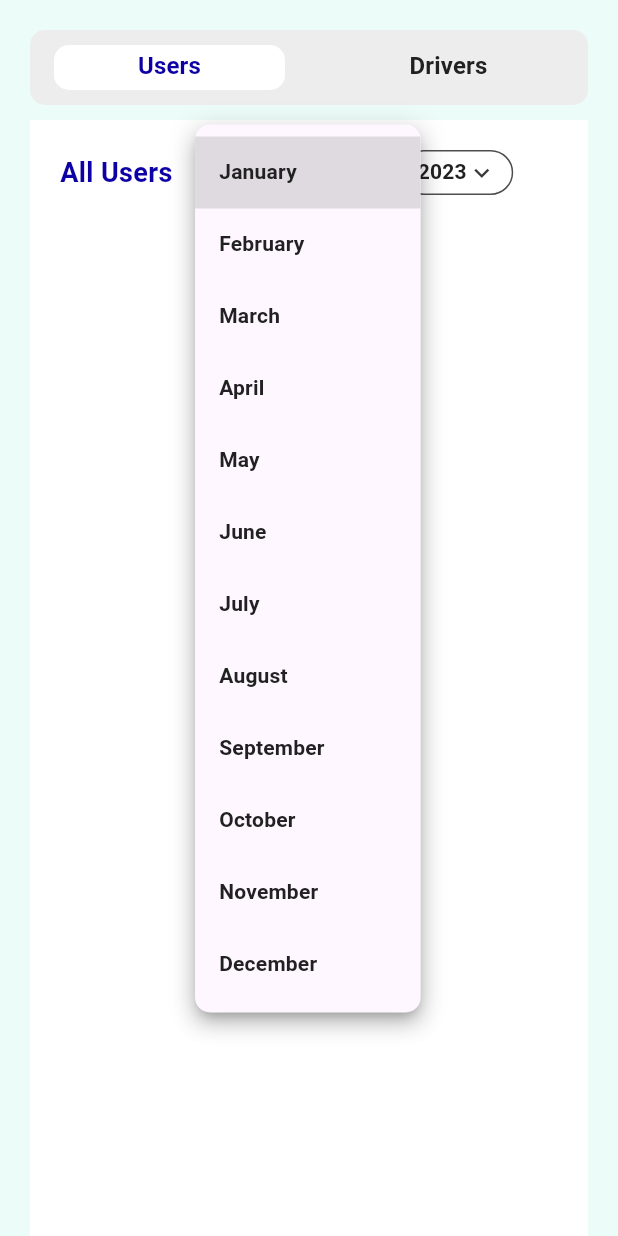
After one commit to Drive-Link/Web-Admin, a Flutter app: the TransactionsPage screen opened by its route, after a tap on "January", on a phone screen of 412 x 824 dp. The commit adds this screen. Run offline on Flutter 3.47's test engine with Material 3 defaults, Android fonts, the phone set to English and light mode, and no system bars; our stand-ins replace cloud_firestore, dotted_border, firebase_auth, firebase_core, flutter_rating_bar, flutter_spinkit and 5 more; missing offline and left inert: responsive_table; accounts and stored records are empty; Roboto replaces fonts that are missing (DMSans).

Commit message:
Transactions Page

```diff
--- a/lib/helpers/enumerators.dart
+++ b/lib/helpers/enumerators.dart
@@ -1,2 +1,2 @@
 
-enum DisplayedPage { DASHBOARD,DASHBOARDCONTENT, DRIVERS, PASSENGERS, TRIPS, VERIFICATION, REVIEWS, SETTINGS, LOGOUT }
+enum DisplayedPage { DASHBOARD,DASHBOARDCONTENT, DRIVERS, PASSENGERS, TRIPS, VERIFICATION, REVIEWS, TRASACTIONS, SETTINGS, LOGOUT }
--- a/lib/resources/assets_manager.dart
+++ b/lib/resources/assets_manager.dart
@@ -22,6 +22,6 @@ class AssetManager {
   static const String emailSvg = "$svgPath/email.svg";
   static const String tripsSvg = "$svgPath/trips.svg";
   static const String reviewsSvg = "$svgPath/reviews.svg";
-
+  static const String transactionsSvg = "$svgPath/transactions.svg";
 
 }
--- a/lib/resources/string_manager.dart
+++ b/lib/resources/string_manager.dart
@@ -21,6 +21,7 @@ class StringManager {
   static const String remember = "Remember me";
   static const String dashboard = "Dashboard";
   static const String drivers = "Drivers";
+  static const String users = "Users";
   static const String allDrivers = "All Drivers";
   static const String passengers = "Passengers";
   static const String passengersDetails = "Passengers Details";
@@ -30,6 +31,7 @@ class StringManager {
   static const String settings = "Settings";
   static const String logout = "Logout";
   static const String usersActivity = "Users Activity";
+  static const String totalDriversWithdrawals = 'Total Drivers Withdrawals';
   static const String topDrivers = "Top Drivers";
   static const String riders = "Riders";
   static const String phoneNumber = "Phone Number";
@@ -97,6 +99,11 @@ class StringManager {
   static const String galleryText = "Select an image from your phone";
   static const String transactions = "Transactions";
   static const String totalIncome = "Total Income";
+  static const String totalAmount = "Total Amount";
+  static const String withdrawals = "Withdrawals";
+  static const String date = "Date";
+  static const String weeklyWithdrawals = "Weekly Withdrawals";
+  static const String allUsers = "All Users";
 
 
 
--- a/lib/routing/route_names.dart
+++ b/lib/routing/route_names.dart
@@ -4,6 +4,7 @@ const String passengersRoute = "passengers";
 const String tripsRoute = "trips";
 const String verificationRoute = "verification";
 const String reviewsRoute = "reviews";
+const String transactionsRoute = "transactions";
 const String settingsRoute = "settings";
 const String loginRoute = "login";
 const String registerRoute = "register";
--- a/lib/routing/router.dart
+++ b/lib/routing/router.dart
@@ -6,6 +6,9 @@ import 'package:drivelink_admin/views/drivers/drivers_page.dart';
 import 'package:drivelink_admin/views/passengers/passengers_details.dart';
 import 'package:drivelink_admin/views/passengers/passengers_page.dart';
 import 'package:drivelink_admin/views/reviews/reviews_page.dart';
+import 'package:drivelink_admin/views/transactions/tabs/drivers.dart';
+import 'package:drivelink_admin/views/transactions/tabs/users.dart';
+import 'package:drivelink_admin/views/transactions/transactions.dart';
 import 'package:drivelink_admin/views/trips/trips_page.dart';
 import 'package:drivelink_admin/views/verification/verification_page.dart';
 import 'package:flutter/material.dart';
@@ -28,6 +31,8 @@ Route<dynamic> generateRoute(RouteSettings settings) {
       return _getPageRoute(const VerificationPage());
     case reviewsRoute:
       return _getPageRoute(const ReviewsPage());
+    case transactionsRoute:
+      return _getPageRoute(const TransactionsPage());
     case pageControllerRoute:
       return _getPageRoute(const AppPagesController());
     case loginRoute:
--- /dev/null
+++ b/lib/views/transactions/tabs/users.dart
@@ -0,0 +1,156 @@
+import 'package:drivelink_admin/constants/colors.dart';
+import 'package:drivelink_admin/resources/string_manager.dart';
+import 'package:drivelink_admin/views/components/custom_appbar.dart';
+import 'package:flutter/material.dart';
+
+class UsersTransactions extends StatefulWidget {
+  const UsersTransactions({super.key});
+
+  @override
+  State<UsersTransactions> createState() => _UsersTransactionsState();
+}
+
+class _UsersTransactionsState extends State<UsersTransactions> {
+
+
+  List value = ['64,568', '63,243', '1,325'];
+
+  List valueBody = [
+    'Tobiloba Charles',
+    'Mark Folahan',
+    'Lagos',
+    'Ikeja',
+    'N7500',
+    'Sun, 12 Jan',
+    '12:43PM'
+  ];
+
+  var months = [ 'January', 'February', 'March', 'April', 'May', 'June', 'July', 'August', 'September', 'October', 'November', 'December '];
+  var years = ['2023', '2024', '2025', '2026', '2027', '2028', '2029', '2030'];
+  String dropdownValue = 'January';
+  String yearValue = '2023';
+
+  int current = 0;
+
+  @override
+  Widget build(BuildContext context) {
+    return Padding(
+      padding: const EdgeInsets.only(top: 10),
+      child: Scaffold(
+        backgroundColor: Colors.white,
+        body: SingleChildScrollView(
+          child: SafeArea(
+            child: Column(
+              children: [
+                const SizedBox(
+                  height: 20,
+                ),
+                Padding(
+                  padding: const EdgeInsets.symmetric(horizontal: 20),
+                  child: Column(
+                    crossAxisAlignment: CrossAxisAlignment.start,
+                    children: [
+                      Row(
+                        children: [
+                          const Text(StringManager.allUsers,
+                              style: TextStyle(
+                                  color: primaryColor,
+                                  fontFamily: StringManager.dmSans,
+                                  fontWeight: FontWeight.w700,
+                                  fontSize: 18)
+                          ),
+                          const SizedBox(
+                            width: 30,
+                          ),
+                          Container(
+                            decoration: BoxDecoration(
+                                borderRadius: BorderRadius.circular(100),
+                                border: Border.all(
+                                    color: mainTextColor.withOpacity(0.8),
+                                    width: 1
+                                )
+                            ),
+                            height: 30,
+                            child: Center(
+                              child: DropdownButton(
+                                items: months.map((String item){
+                                  return DropdownMenuItem(
+                                      value: item,
+                                      child: Text(item,
+                                          style: const TextStyle(
+                                              color: mainTextColor,
+                                              fontFamily: StringManager.dmSans,
+                                              fontWeight: FontWeight.w700,
+                                              fontSize: 14)
+                                      )
+                                  );
+                                }).toList(),
+                                onChanged: (String? newValue){
+                                  setState(() {
+                                    dropdownValue = newValue!;
+                                  });
+                                },
+                                value: dropdownValue,
+                                borderRadius: BorderRadius.circular(10),
+                                icon: Icon(Icons.keyboard_arrow_down, color: mainTextColor.withOpacity(0.9)),
+                                iconSize: 20,
+                                underline: Container(),
+                                padding: const EdgeInsets.symmetric(horizontal: 10),
+                              ),
+                            ),
+                          ),
+                          const SizedBox(width: 10,),
+                          Container(
+                            decoration: BoxDecoration(
+                                borderRadius: BorderRadius.circular(100),
+                                border: Border.all(
+                                    color: mainTextColor.withOpacity(0.8),
+                                    width: 1
+                                )
+                            ),
+                            height: 30,
+                            child: Center(
+                              child: DropdownButton(
+                                items: years.map((String item){
+                                  return DropdownMenuItem(
+                                      value: item,
+                                      child: Text(item,
+                                          style: const TextStyle(
+                                              color: mainTextColor,
+                                              fontFamily: StringManager.dmSans,
+                                              fontWeight: FontWeight.w700,
+                                              fontSize: 14)
+                                      )
+                                  );
+                                }).toList(),
+                                onChanged: (String? newValue){
+                                  setState(() {
+                                    yearValue = newValue!;
+                                  });
+                                },
+                                value: yearValue,
+                                borderRadius: BorderRadius.circular(10),
+                                icon: Icon(Icons.keyboard_arrow_down, color: mainTextColor.withOpacity(0.9)),
+                                iconSize: 20,
+                                underline: Container(),
+                                padding: const EdgeInsets.symmetric(horizontal: 10),
+                              ),
+                            ),
+                          )
+                        ],
+                      ),
+                      const SizedBox(
+                        height: 20,
+                      ),
+                    ],
+                  ),
+                ),
+              ],
+            ),
+          ),
+        ),
+      ),
+    );
+  }
+
+}
--- /dev/null
+++ b/lib/views/transactions/transactions.dart
@@ -0,0 +1,115 @@
+import 'package:drivelink_admin/constants/colors.dart';
+import 'package:drivelink_admin/resources/string_manager.dart';
+import 'package:drivelink_admin/views/transactions/tabs/drivers.dart';
+import 'package:drivelink_admin/views/transactions/tabs/users.dart';
+import 'package:flutter/material.dart';
+
+class TransactionsPage extends StatefulWidget {
+  const TransactionsPage({Key? key}) : super(key: key);
+
+  @override
+  State<TransactionsPage> createState() => _TransactionsPageState();
+}
+
+class _TransactionsPageState extends State<TransactionsPage> with SingleTickerProviderStateMixin {
+
+  late TabController tabController;
+
+  @override
+  void initState() {
+    tabController = TabController(length: 2, vsync: this);
+    super.initState();
+  }
+
+  @override
+  void dispose() {
+    tabController.dispose();
+    super.dispose();
+  }
+
+
+  @override
+  Widget build(BuildContext context) {
+    return Scaffold(
+      backgroundColor: fadedGreen,
+      body: Padding(
+        padding: const EdgeInsets.symmetric(horizontal: 20),
+        child: SizedBox(
+          height: MediaQuery.of(context).size.height,
+          child: Column(
+            crossAxisAlignment: CrossAxisAlignment.start,
+            children: [
+              const SizedBox(height: 20),
+              tabBarOption(tabController),
+              Expanded(
+                  child: TabBarView(
+                    controller: tabController,
+                    children: const [UsersTransactions(), DriversTransactions()],
+                  )),
+            ],
+          ),
+        ),
+      ),
+    );
+  }
+
+  Widget tabBarOption(TabController tabController) {
+    return Container(
+      decoration: BoxDecoration(
+        color: customTextFieldColor,
+        borderRadius: BorderRadius.circular(10),
+      ),
+      padding: const EdgeInsets.only(top: 10, bottom: 10),
+      height: 50,
+      width: MediaQuery
+          .of(context)
+          .size
+          .width,
+      child: TabBar(
+          onTap: (value) {},
+          controller: tabController,
+          labelColor: primaryColor,
+          unselectedLabelColor: mainTextColor,
+          indicatorSize: TabBarIndicatorSize.label,
+          dividerColor: Colors.transparent,
+          indicator: BoxDecoration(
+              borderRadius: BorderRadius.circular(10), color: Colors.white),
+          tabs: [
+            Tab(
+              child: Container(
+                height: 38,
+                width: 350,
+                decoration: BoxDecoration(
+                  borderRadius: BorderRadius.circular(10),
+                ),
+                child: const Align(
+                  alignment: Alignment.center,
+                  child: Text(
+                    textAlign: TextAlign.center,
+                    StringManager.users,
+                    style: TextStyle(fontSize: 16, fontWeight: FontWeight.bold),
+                  ),
+                ),
+              ),
+            ),
+            Tab(
+              child: Container(
+                height: 38,
+                width: 350,
+                decoration: BoxDecoration(
+                  borderRadius: BorderRadius.circular(20),
+                ),
+                child: const Align(
+                  alignment: Alignment.center,
+                  child: Text(
+                    textAlign: TextAlign.center,
+                    StringManager.drivers,
+                    style: TextStyle(fontSize: 16, fontWeight: FontWeight.bold),
+                  ),
+                ),
+              ),
+            ),
+          ]),
+    );
+  }
+}
```
Also changed, not shown: lib/views/components/side_menu.dart (+11 -2 lines), lib/views/transactions/tabs/drivers.dart (added, +405 -0 lines), assets/icons/transactions.svg (added), assets/images/balance_one.png (added), assets/images/balance_two.png (added), assets/images/bar_chart.png (added), assets/images/income_one.png (added), assets/images/income_two.png (added), assets/images/withdraw_one.png (added), assets/images/withdraw_two.png (added).
